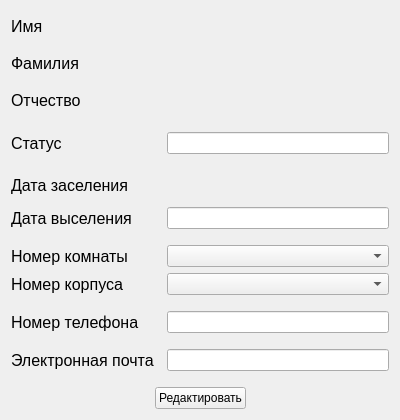
First picture: the form in Proto/work_proto/redacthuman.ui, repository rogurotus/Work, before the edit.
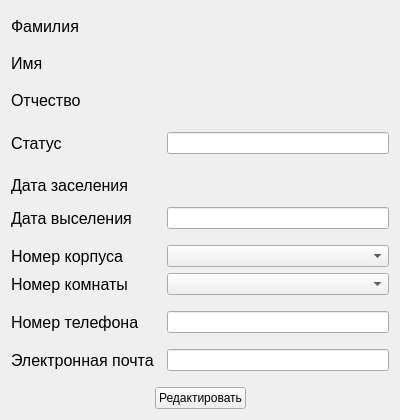
Second picture: the form after the edit.

The edit to the form file:
```diff
--- a/Proto/work_proto/redacthuman.ui
+++ b/Proto/work_proto/redacthuman.ui
@@ -26,18 +26,6 @@
    <string>Редактирование данные</string>
   </property>
   <layout class="QVBoxLayout" name="verticalLayout">
-   <item>
-    <widget class="QLabel" name="name_label">
-     <property name="font">
-      <font>
-       <pointsize>12</pointsize>
-      </font>
-     </property>
-     <property name="text">
-      <string>Имя</string>
-     </property>
-    </widget>
-   </item>
    <item>
     <widget class="QLabel" name="surname_label">
      <property name="font">
@@ -50,6 +38,18 @@
      </property>
     </widget>
    </item>
+   <item>
+    <widget class="QLabel" name="name_label">
+     <property name="font">
+      <font>
+       <pointsize>12</pointsize>
+      </font>
+     </property>
+     <property name="text">
+      <string>Имя</string>
+     </property>
+    </widget>
+   </item>
    <item>
     <widget class="QLabel" name="patronymic_label">
      <property name="font">
@@ -222,41 +222,6 @@
      </property>
     </spacer>
    </item>
-   <item>
-    <layout class="QHBoxLayout" name="horizontalLayout_8">
-     <item>
-      <layout class="QHBoxLayout" name="horizontalLayout_7">
-       <item>
-        <widget class="QLabel" name="room_number_label">
-         <property name="minimumSize">
-          <size>
-           <width>150</width>
-           <height>0</height>
-          </size>
-         </property>
-         <property name="maximumSize">
-          <size>
-           <width>150</width>
-           <height>16777215</height>
-          </size>
-         </property>
-         <property name="font">
-          <font>
-           <pointsize>12</pointsize>
-          </font>
-         </property>
-         <property name="text">
-          <string>Номер комнаты</string>
-         </property>
-        </widget>
-       </item>
-      </layout>
-     </item>
-     <item>
-      <widget class="QComboBox" name="room_combobox"/>
-     </item>
-    </layout>
-   </item>
    <item>
     <layout class="QHBoxLayout" name="horizontalLayout_9">
      <item>
@@ -292,6 +257,41 @@
      </item>
     </layout>
    </item>
+   <item>
+    <layout class="QHBoxLayout" name="horizontalLayout_8">
+     <item>
+      <layout class="QHBoxLayout" name="horizontalLayout_7">
+       <item>
+        <widget class="QLabel" name="room_number_label">
+         <property name="minimumSize">
+          <size>
+           <width>150</width>
+           <height>0</height>
+          </size>
+         </property>
+         <property name="maximumSize">
+          <size>
+           <width>150</width>
+           <height>16777215</height>
+          </size>
+         </property>
+         <property name="font">
+          <font>
+           <pointsize>12</pointsize>
+          </font>
+         </property>
+         <property name="text">
+          <string>Номер комнаты</string>
+         </property>
+        </widget>
+       </item>
+      </layout>
+     </item>
+     <item>
+      <widget class="QComboBox" name="room_combobox"/>
+     </item>
+    </layout>
+   </item>
    <item>
     <spacer name="verticalSpacer_3">
      <property name="orientation">
```
Left out of the diff: 6 changed lines with no effect on the pictures.
